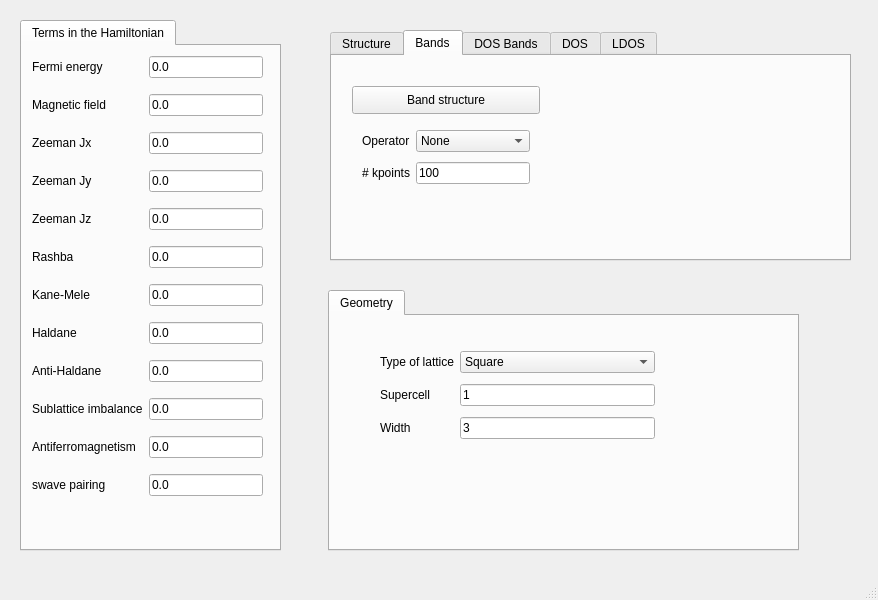
Before: the Qt Designer form development/interface-pyqt/1d/interface.ui in joselado/quantum-honeycomp, drawn with Qt 5.
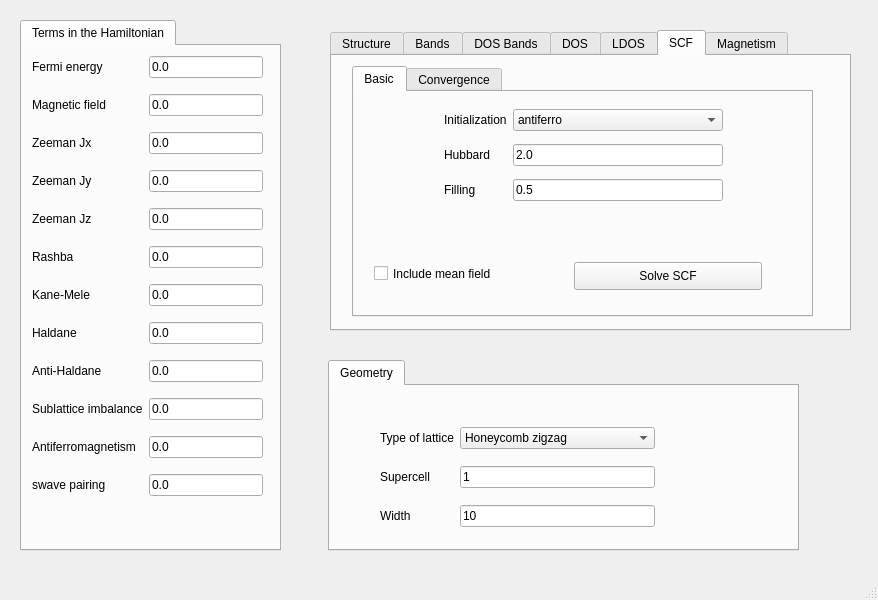
After: the same form once the commit is applied. The open tabs and pages were chosen to show the change.

```diff
--- a/development/interface-pyqt/1d/interface.ui
+++ b/development/interface-pyqt/1d/interface.ui
@@ -18,9 +18,9 @@
     <property name="geometry">
      <rect>
       <x>328</x>
-      <y>290</y>
+      <y>360</y>
       <width>471</width>
-      <height>261</height>
+      <height>191</height>
      </rect>
     </property>
     <property name="currentIndex">
@@ -45,7 +45,7 @@
         <x>50</x>
         <y>30</y>
         <width>275</width>
-        <height>100</height>
+        <height>122</height>
        </rect>
       </property>
       <layout class="QGridLayout" name="gridLayout_4">
@@ -58,16 +58,6 @@
        </item>
        <item row="0" column="1">
         <widget class="QComboBox" name="lattice">
-         <item>
-          <property name="text">
-           <string>Square</string>
-          </property>
-         </item>
-         <item>
-          <property name="text">
-           <string>Chain</string>
-          </property>
-         </item>
          <item>
           <property name="text">
            <string>Honeycomb zigzag</string>
@@ -109,13 +99,6 @@
          </property>
         </widget>
        </item>
-       <item row="2" column="1">
-        <widget class="QLineEdit" name="width">
-         <property name="text">
-          <string>3</string>
-         </property>
-        </widget>
-       </item>
        <item row="2" column="0">
         <widget class="QLabel" name="label_2">
          <property name="text">
@@ -123,6 +106,13 @@
          </property>
         </widget>
        </item>
+       <item row="2" column="1">
+        <widget class="QLineEdit" name="width">
+         <property name="text">
+          <string>10</string>
+         </property>
+        </widget>
+       </item>
       </layout>
      </widget>
     </widget>
@@ -337,7 +327,7 @@
       <x>330</x>
       <y>30</y>
       <width>521</width>
-      <height>231</height>
+      <height>301</height>
      </rect>
     </property>
     <property name="currentIndex">
@@ -735,6 +725,198 @@
       </layout>
      </widget>
     </widget>
+    <widget class="QWidget" name="tab">
+     <attribute name="title">
+      <string>SCF</string>
+     </attribute>
+     <widget class="QTabWidget" name="tabWidget_4">
+      <property name="geometry">
+       <rect>
+        <x>20</x>
+        <y>10</y>
+        <width>461</width>
+        <height>251</height>
+       </rect>
+      </property>
+      <property name="currentIndex">
+       <number>0</number>
+      </property>
+      <widget class="QWidget" name="tab_12">
+       <attribute name="title">
+        <string>Basic</string>
+       </attribute>
+       <widget class="QWidget" name="gridLayoutWidget_10">
+        <property name="geometry">
+         <rect>
+          <x>90</x>
+          <y>10</y>
+          <width>279</width>
+          <height>109</height>
+         </rect>
+        </property>
+        <layout class="QGridLayout" name="gridLayout_10">
+         <item row="0" column="1">
+          <widget class="QComboBox" name="scf_initialization">
+           <item>
+            <property name="text">
+             <string>antiferro</string>
+            </property>
+           </item>
+           <item>
+            <property name="text">
+             <string>ferro</string>
+            </property>
+           </item>
+           <item>
+            <property name="text">
+             <string>random</string>
+            </property>
+           </item>
+          </widget>
+         </item>
+         <item row="0" column="0">
+          <widget class="QLabel" name="label_22">
+           <property name="text">
+            <string>Initialization</string>
+           </property>
+          </widget>
+         </item>
+         <item row="1" column="0">
+          <widget class="QLabel" name="label_23">
+           <property name="text">
+            <string>Hubbard</string>
+           </property>
+          </widget>
+         </item>
+         <item row="1" column="1">
+          <widget class="QLineEdit" name="hubbard">
+           <property name="text">
+            <string>2.0</string>
+           </property>
+          </widget>
+         </item>
+         <item row="2" column="0">
+          <widget class="QLabel" name="label_34">
+           <property name="text">
+            <string>Filling</string>
+           </property>
+          </widget>
+         </item>
+         <item row="2" column="1">
+          <widget class="QLineEdit" name="filling_scf">
+           <property name="text">
+            <string>0.5</string>
+           </property>
+          </widget>
+         </item>
+        </layout>
+       </widget>
+       <widget class="QCheckBox" name="do_scf">
+        <property name="geometry">
+         <rect>
+          <x>20</x>
+          <y>170</y>
+          <width>179</width>
+          <height>23</height>
+         </rect>
+        </property>
+        <property name="text">
+         <string>Include mean field</string>
+        </property>
+       </widget>
+       <widget class="QPushButton" name="solve_scf">
+        <property name="geometry">
+         <rect>
+          <x>220</x>
+          <y>170</y>
+          <width>188</width>
+          <height>28</height>
+         </rect>
+        </property>
+        <property name="text">
+         <string>Solve SCF</string>
+        </property>
+       </widget>
+      </widget>
+      <widget class="QWidget" name="tab_11">
+       <attribute name="title">
+        <string>Convergence</string>
+       </attribute>
+       <widget class="QWidget" name="gridLayoutWidget_12">
+        <property name="geometry">
+         <rect>
+          <x>30</x>
+          <y>30</y>
+          <width>215</width>
+          <height>161</height>
+         </rect>
+        </property>
+        <layout class="QGridLayout" name="gridLayout_12">
+         <item row="0" column="0">
+          <widget class="QLabel" name="label_32">
+           <property name="text">
+            <string>Mixing</string>
+           </property>
+          </widget>
+         </item>
+         <item row="1" column="0">
+          <widget class="QLabel" name="label_33">
+           <property name="text">
+            <string># of kpoints</string>
+           </property>
+          </widget>
+         </item>
+         <item row="1" column="1">
+          <widget class="QLineEdit" name="nk_scf">
+           <property name="text">
+            <string>10</string>
+           </property>
+          </widget>
+         </item>
+         <item row="0" column="1">
+          <widget class="QLineEdit" name="mix_scf">
+           <property name="text">
+            <string>0.9</string>
+           </property>
+          </widget>
+         </item>
+         <item row="2" column="0">
+          <widget class="QLabel" name="label_35">
+           <property name="text">
+            <string>Smearing</string>
+           </property>
+          </widget>
+         </item>
+         <item row="2" column="1">
+          <widget class="QLineEdit" name="smearing_scf">
+           <property name="text">
+            <string>0.01</string>
+           </property>
+          </widget>
+         </item>
+        </layout>
+       </widget>
+      </widget>
+     </widget>
+    </widget>
+    <widget class="QWidget" name="tab_8">
+     <attribute name="title">
+      <string>Magnetism</string>
+     </attribute>
+     <widget class="QPushButton" name="show_magnetism">
+      <property name="geometry">
+       <rect>
+        <x>170</x>
+        <y>120</y>
+        <width>191</width>
+        <height>27</height>
+       </rect>
+      </property>
+      <property name="text">
+       <string>Show magnetism</string>
+      </property>
+     </widget>
+    </widget>
    </widget>
   </widget>
   <widget class="QMenuBar" name="menubar">
```
Left out of the diff: 12 changed lines with no effect on the pictures.
